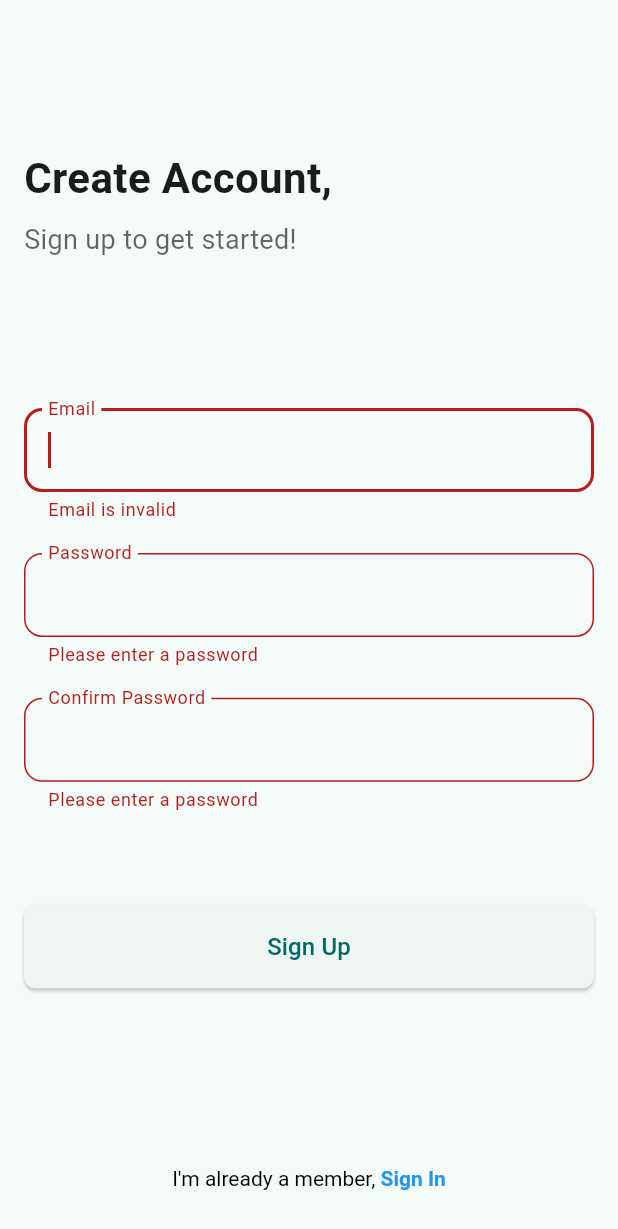
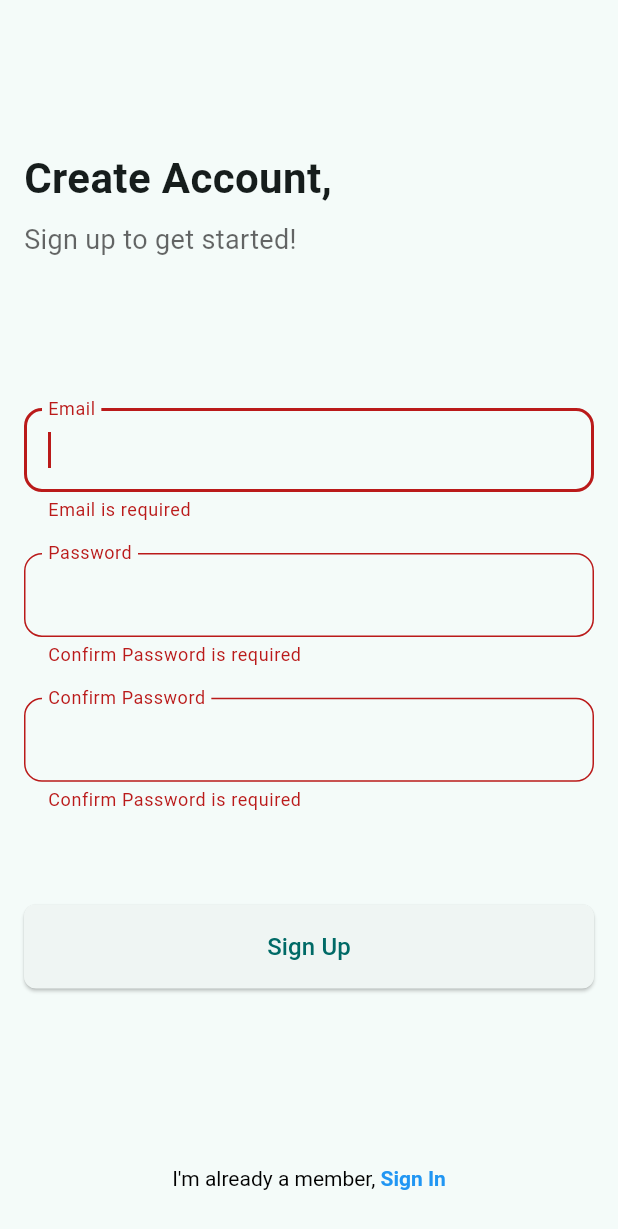
Before and after one commit to chrisaydat/hostelhubaccra, a Flutter app: the SimpleRegisterScreen screen opened directly, after a tap on "Sign Up", on a phone screen of 412 x 824 dp. Shown: the top 1229 px of the screen. Run offline on Flutter 3.47's test engine with Material 3 defaults, Android fonts, the phone set to English and light mode, and no system bars; our stand-ins replace cached_network_image, cloud_firestore, firebase_auth, firebase_core, getwidget, google_maps_flutter and 1 more; accounts and stored records are empty; network calls fail.

Commit message:
few stuff

```diff
--- a/lib/auth/login_register.dart
+++ b/lib/auth/login_register.dart
@@ -15,6 +15,7 @@ class _SimpleLoginScreenState extends State<SimpleLoginScreen> {
   late String email, password;
   String? emailError, passwordError;
   final FirebaseAuth _auth = FirebaseAuth.instance;
+  bool isLoading = false;
 
   @override
   void initState() {
@@ -34,6 +35,17 @@ class _SimpleLoginScreenState extends State<SimpleLoginScreen> {
 
   Future<void> signIn() async {
     resetErrorText();
+
+    if (!isValidEmail(email)) {
+      setState(() {
+        emailError = 'Invalid email format';
+      });
+      return;
+    }
+
+    setState(() {
+      isLoading = true;
+    });
 
     try {
       final UserCredential userCredential = await _auth.signInWithEmailAndPassword(
@@ -58,7 +70,17 @@ class _SimpleLoginScreenState extends State<SimpleLoginScreen> {
           }
         }
       });
+    } finally {
+      setState(() {
+        isLoading = false;
+      });
     }
+  }
+
+  bool isValidEmail(String email) {
+    // Email validation regex pattern
+    final emailRegex = RegExp(r'^[\w-]+(\.[\w-]+)*@([\w-]+\.)+[a-zA-Z]{2,7}$');
+    return emailRegex.hasMatch(email);
   }
 
   @override
@@ -129,7 +151,11 @@ class _SimpleLoginScreenState extends State<SimpleLoginScreen> {
             SizedBox(
               height: screenHeight * .075,
             ),
-            FormButton(
+            isLoading
+                ? Center(
+                    child: CircularProgressIndicator(),
+                  )
+                : FormButton(
                     text: 'Log In',
                     onPressed: signIn,
                   ),
@@ -140,7 +166,7 @@ class _SimpleLoginScreenState extends State<SimpleLoginScreen> {
               onPressed: () {
                 Navigator.push(
                   context,
-      MaterialPageRoute(builder: (context) => SimpleRegisterScreen())
+                  MaterialPageRoute(builder: (context) => SimpleRegisterScreen()),
                 );
               },
               child: RichText(
@@ -166,8 +192,6 @@ class _SimpleLoginScreenState extends State<SimpleLoginScreen> {
   }
 }
 
-
-
 class SimpleRegisterScreen extends StatefulWidget {
   final Function(String? email, String? password)? onSubmitted;
 
@@ -180,8 +204,8 @@ class SimpleRegisterScreen extends StatefulWidget {
 class _SimpleRegisterScreenState extends State<SimpleRegisterScreen> {
   late String email, password, confirmPassword;
   String? emailError, passwordError;
-  Function(String? email, String? password)? get onSubmitted =>
-      widget.onSubmitted;
+  Function(String? email, String? password)? get onSubmitted => widget.onSubmitted;
+  bool isLoading = false;
 
   @override
   void initState() {
@@ -203,24 +227,38 @@ class _SimpleRegisterScreenState extends State<SimpleRegisterScreen> {
   bool validate() {
     resetErrorText();
 
-    RegExp emailExp = RegExp(
-        r"^[a-zA-Z0-9.!#$%&'*+/=?^_`{|}~-]+@[a-zA-Z0-9](?:[a-zA-Z0-9-]{0,253}[a-zA-Z0-9])?(?:\.[a-zA-Z0-9](?:[a-zA-Z0-9-]{0,253}[a-zA-Z0-9])?)*$");
+    bool isValid = true;
 
-    bool isValid = true;
-    if (email.isEmpty || !emailExp.hasMatch(email)) {
+    if (email.isEmpty) {
       setState(() {
-        emailError = 'Email is invalid';
+        emailError = 'Email is required';
+      });
+      isValid = false;
+    } else if (!isValidEmail(email)) {
+      setState(() {
+        emailError = 'Invalid email format';
       });
       isValid = false;
     }
 
-    if (password.isEmpty || confirmPassword.isEmpty) {
+    if (password.isEmpty) {
       setState(() {
-        passwordError = 'Please enter a password';
+        passwordError = 'Password is required';
+      });
+      isValid = false;
+    } else if (password.length < 6) {
+      setState(() {
+        passwordError = 'Password must be at least 6 characters long';
       });
       isValid = false;
     }
-    if (password != confirmPassword) {
+
+    if (confirmPassword.isEmpty) {
+      setState(() {
+        passwordError = 'Confirm Password is required';
+      });
+      isValid = false;
+    } else if (password != confirmPassword) {
       setState(() {
         passwordError = 'Passwords do not match';
       });
@@ -230,11 +268,20 @@ class _SimpleRegisterScreenState extends State<SimpleRegisterScreen> {
     return isValid;
   }
 
+  bool isValidEmail(String email) {
+    // Email validation regex pattern
+    final emailRegex = RegExp(r'^[\w-]+(\.[\w-]+)*@([\w-]+\.)+[a-zA-Z]{2,7}$');
+    return emailRegex.hasMatch(email);
+  }
+
   void submit() async {
     if (validate()) {
+      setState(() {
+        isLoading = true;
+      });
+
       try {
-        UserCredential userCredential =
-            await FirebaseAuth.instance.createUserWithEmailAndPassword(
+        UserCredential userCredential = await FirebaseAuth.instance.createUserWithEmailAndPassword(
           email: email,
           password: password,
         );
@@ -257,6 +304,10 @@ class _SimpleRegisterScreenState extends State<SimpleRegisterScreen> {
       } catch (error) {
         print('Error registering user: $error');
         // Handle registration errors here (e.g., display error message to the user)
+      } finally {
+        setState(() {
+          isLoading = false;
+        });
       }
     }
   }
@@ -325,7 +376,11 @@ class _SimpleRegisterScreenState extends State<SimpleRegisterScreen> {
               textInputAction: TextInputAction.done,
             ),
             SizedBox(height: screenHeight * .075),
-            FormButton(
+            isLoading
+                ? Center(
+                    child: CircularProgressIndicator(),
+                  )
+                : FormButton(
                     text: 'Sign Up',
                     onPressed: submit,
                   ),
@@ -358,8 +413,7 @@ class _SimpleRegisterScreenState extends State<SimpleRegisterScreen> {
 class FormButton extends StatelessWidget {
   final String text;
   final Function? onPressed;
-  const FormButton({required this.text, required this.onPressed, Key? key})
-      : super(key: key);
+  const FormButton({required this.text, required this.onPressed, Key? key}) : super(key: key);
 
   @override
   Widget build(BuildContext context) {
@@ -390,8 +444,8 @@ class InputField extends StatelessWidget {
   final TextInputAction? textInputAction;
   final bool autoFocus;
   final bool obscureText;
-  const InputField(
-      {this.labelText,
+  const InputField({
+    this.labelText,
     this.onChanged,
     this.onSubmitted,
     this.errorText,
@@ -399,8 +453,8 @@ class InputField extends StatelessWidget {
     this.textInputAction,
     this.autoFocus = false,
     this.obscureText = false,
-      Key? key})
-      : super(key: key);
+    Key? key,
+  }) : super(key: key);
 
   @override
   Widget build(BuildContext context) {
--- a/lib/features/settings/settings_page.dart
+++ b/lib/features/settings/settings_page.dart
@@ -1,9 +1,10 @@
-// ignore_for_file: prefer_const_constructors
+// ignore_for_file: prefer_const_constructors, use_build_context_synchronously, avoid_print
 
 import 'package:flutter/material.dart';
 import 'package:hostelhubaccra/features/notifications/notifications_page.dart';
 import 'package:hostelhubaccra/features/settings/profile_settings.dart';
 import 'package:firebase_auth/firebase_auth.dart';
+import 'package:hostelhubaccra/main.dart';
 
 const double kHorizontalPadding = 24.0; // used for default side whitespace
 
@@ -90,8 +91,7 @@ class SettingsScreen extends StatelessWidget {
                         onTap: () async {
                           try {
                             await FirebaseAuth.instance.signOut();
-                            // Optionally, navigate the user to the login screen after logout
-                            // Navigator.of(context).pushReplacementNamed('/login');
+                            Navigator.of(context).pushReplacementNamed('/login');
                           } catch (e) {
                             // Handle errors if any
                             print('Error signing out: $e');
--- a/lib/main.dart
+++ b/lib/main.dart
@@ -1,10 +1,12 @@
 // ignore_for_file: prefer_const_constructors, prefer_const_literals_to_create_immutables, unused_import
 
 import 'package:flutter/material.dart';
+import 'package:hostelhubaccra/auth/login_register.dart';
 import 'package:hostelhubaccra/features/home/homescreen.dart';
 import 'package:hostelhubaccra/features/hostel_list/hostels_details_page.dart';
 import 'package:hostelhubaccra/features/onboarding/onboarding_screen.dart';
 import 'package:firebase_core/firebase_core.dart';
+import 'package:hostelhubaccra/features/settings/settings_page.dart';
 
 void main() async {
   WidgetsFlutterBinding.ensureInitialized();
@@ -33,6 +35,7 @@ class MyApp extends StatelessWidget {
       home: OnboardingScreen(),
       routes: {
         '/home': (context) => HomeScreen(),
+        '/login': (context) => SimpleLoginScreen(),
       },
     );
   }
```
Also changed, not shown: lib/features/settings/profile_settings.dart (+10 -10 lines). Lines whose indentation alone changed are shown as unchanged.
